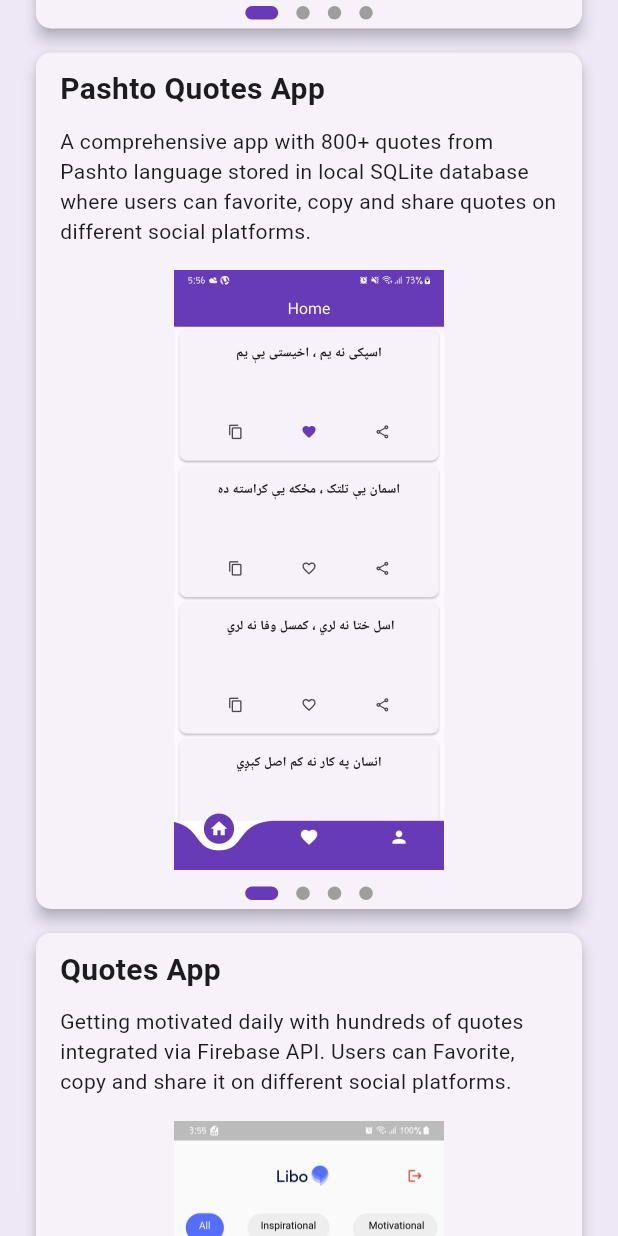
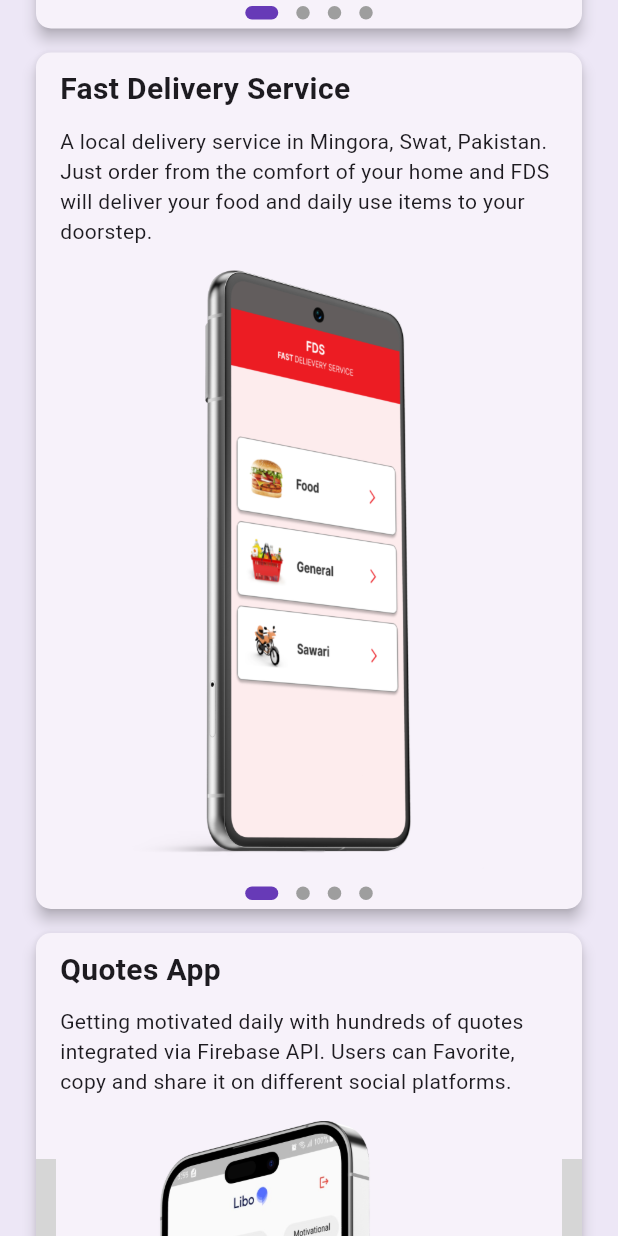
Before and after one commit to atiqahmad919/atiq_cv, a Flutter app: the PortfolioScreen screen opened directly, scrolled down 576 dp, on a phone screen of 412 x 824 dp. Run offline on Flutter 3.47's test engine with Material 3 defaults, Android fonts, the phone set to English and light mode, and no system bars; drawn by our look-alikes of carousel_slider, dots_indicator; our stand-ins replace hidden_drawer_menu; grey boxes are pictures that could not be loaded.

Commit message:
2.0 Added portfolio mockups

```diff
--- a/lib/screens/Portfolio.dart
+++ b/lib/screens/Portfolio.dart
@@ -4,6 +4,17 @@ import 'Test.dart';
 
 class PortfolioScreen extends StatelessWidget {
   final List<PortfolioProject> projects = [
+    PortfolioProject(
+      title: 'Pashto Quotes App',
+      description:
+          'A comprehensive app with 800+ quotes from Pashto language stored in local SQLite database where users can favorite, copy and share quotes on different social platforms.',
+      imagePaths: [
+        'images/Matale_1.png',
+        'images/Matale_2.png',
+        'images/Matale_3.png',
+        'images/Matale_4.png'
+      ],
+    ),
     PortfolioProject(
       title: 'Fast Delivery Service',
       description:
@@ -16,25 +27,14 @@ class PortfolioScreen extends StatelessWidget {
       ],
     ),
     PortfolioProject(
-      title: 'Pashto Quotes App',
-      description:
-          'A comprehensive app with 800+ quotes from Pashto language stored in local SQLite database where users can favorite, copy and share quotes on different social platforms.',
-      imagePaths: [
-        'images/matale_1.jpg',
-        'images/matale_2.jpg',
-        'images/matale_3.jpg',
-        'images/matale_4.jpg'
-      ],
-    ),
-    PortfolioProject(
       title: 'Quotes App',
       description:
           'Getting motivated daily with hundreds of quotes integrated via Firebase API. Users can Favorite, copy and share it on different social platforms.',
       imagePaths: [
-        'images/Liboq_1.jpg',
-        'images/Liboq_2.jpg',
-        'images/Liboq_3.jpg',
-        'images/Liboq_4.jpg'
+        'images/Liboq_1.png',
+        'images/Liboq_2.png',
+        'images/Liboq_3.png',
+        'images/Liboq_4.png'
       ],
     ),
   ];
```
Also changed, not shown: lib/screens/Testimonials.dart (+13 -3 lines), images/Liboq_1.jpg (deleted), images/Liboq_1.png (added), images/Liboq_2.jpg (deleted), images/Liboq_3.jpg (deleted), images/Liboq_4.jpg (deleted), images/Matale_1.png (added), images/Matale_2.png (added), images/Matale_3.png (added), images/Matale_4.png (added), images/matale_1.jpg (deleted), images/matale_2.jpg (deleted), images/matale_3.jpg (deleted), images/matale_4.jpg (deleted).
